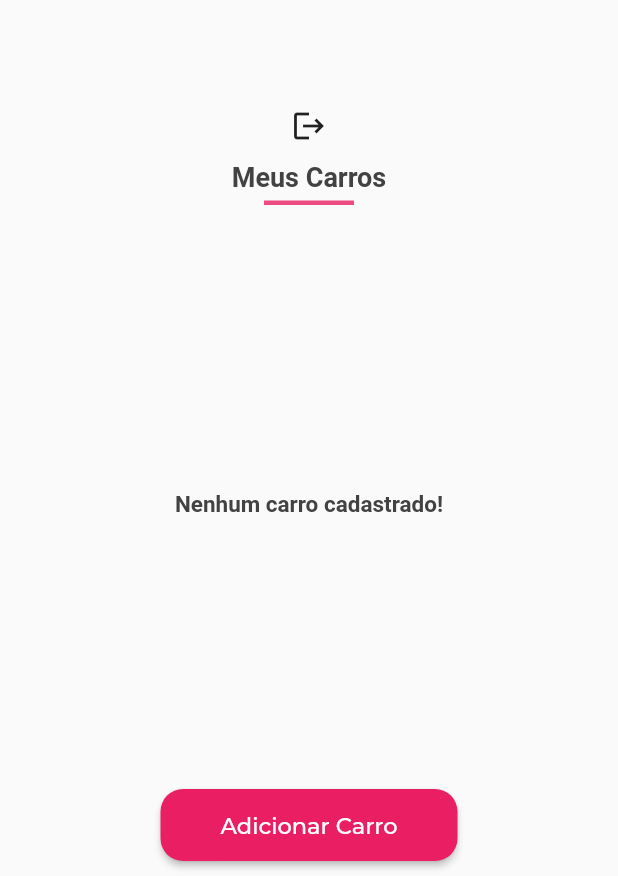
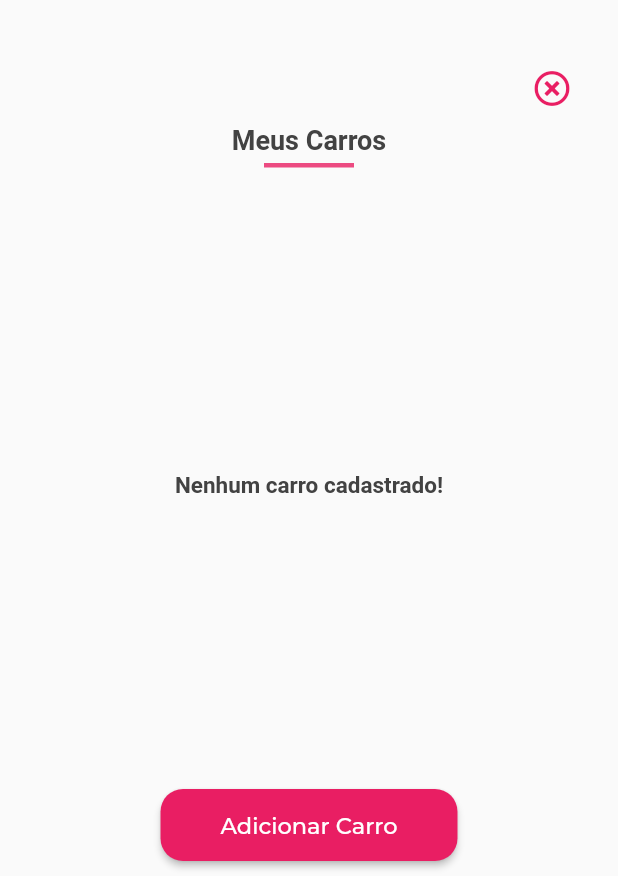
Before and after one commit to murilobohlke/car-helper, a Flutter app: the HomePage screen opened by its route, on a phone screen of 412 x 824 dp, the part 360-1236 px from its top. Run offline on Flutter 3.47's test engine with Material 2 defaults, Android fonts, the phone set to English and light mode, and no system bars; our stand-ins replace firebase_auth, firebase_core, flutter_masked_text2, font_awesome_flutter, google_fonts, image_picker and 2 more; missing offline and left inert: animated_card; accounts and stored records are empty.

Commit message:
Share images

```diff
--- a/car_helper/lib/modules/home/home_page.dart
+++ b/car_helper/lib/modules/home/home_page.dart
@@ -8,6 +8,7 @@ import 'package:car_helper/shared/widgets/primary_button/primary_button_widget.d
 import 'package:firebase_auth/firebase_auth.dart';
 import 'package:flutter/material.dart';
 import 'package:flutter/services.dart';
+import 'package:font_awesome_flutter/font_awesome_flutter.dart';
 import 'package:google_fonts/google_fonts.dart';
 import 'package:provider/provider.dart';
 
@@ -23,15 +24,20 @@ class HomePage extends StatelessWidget {
       child: Scaffold(
         appBar: AppBarHomeWidget(height),
         body: Padding(
-          padding: const EdgeInsets.only(left: 20, right: 20, top: 25, bottom: 10),
+          padding: const EdgeInsets.only(left: 20, right: 20, bottom: 10),
           child: Column(
             children: [
-              IconButton(
-                onPressed: () {
-                  FirebaseAuth.instance.signOut();
-                  Navigator.of(context).pushReplacementNamed('/auth');
-                  },
-                icon: Icon(Icons.logout)
+              Row(
+                mainAxisAlignment: MainAxisAlignment.end,
+                children: [
+                  IconButton(
+                    onPressed: () {
+                      FirebaseAuth.instance.signOut();
+                      Navigator.of(context).pushReplacementNamed('/auth');
+                      },
+                    icon: Icon(FontAwesomeIcons.timesCircle, color: AppColors.tertiary,)
+                  ),
+                ],
               ),
               Text('Meus Carros',
                 style: GoogleFonts.lexendDeca(
--- a/car_helper/lib/modules/image/image_screen.dart
+++ b/car_helper/lib/modules/image/image_screen.dart
@@ -2,6 +2,7 @@ import 'dart:io';
 
 import 'package:car_helper/shared/themes/app_colors.dart';
 import 'package:flutter/material.dart';
+import 'package:share/share.dart';
 
 class ImageScreen extends StatelessWidget {
   const ImageScreen({Key? key}) : super(key: key);
@@ -24,7 +25,9 @@ class ImageScreen extends StatelessWidget {
             ),
           ),
           SizedBox(height: 10,),
-          IconButton(onPressed: (){}, icon: Icon(Icons.share, color: AppColors.tertiary,))
+          IconButton(onPressed: (){
+            Share.shareFiles([image], text: 'Imagem incrível');
+          }, icon: Icon(Icons.share, color: AppColors.tertiary,))
         ],
       ),
     );
--- a/car_helper/lib/shared/widgets/auth_form/auth_form_widget.dart
+++ b/car_helper/lib/shared/widgets/auth_form/auth_form_widget.dart
@@ -42,10 +42,11 @@ class _AuthFormWidgetState extends State<AuthFormWidget> {
               padding: EdgeInsets.all(16),
               child: Column(
                 children: [
+                  Image.asset('assets/images/car.png', width: 120, height: 60,),
                   Text(
                     'Car Helper',
                     style: GoogleFonts.lexendDeca(
-                      fontSize: 40,
+                      fontSize: 30,
                       fontWeight: FontWeight.bold,
                       color: AppColors.tertiary,
                   )
--- a/car_helper/pubspec.yaml
+++ b/car_helper/pubspec.yaml
@@ -36,6 +36,7 @@ dependencies:
   flutter_staggered_grid_view: ^0.4.0
   cloud_firestore: ^2.3.0
   firebase_auth: ^3.0.1
+  share: ^2.0.4
 
 dev_dependencies:
   flutter_test:
```
Also changed, not shown: car_helper/lib/modules/auth/auth_screen.dart (+19 -6 lines), car_helper/pubspec.lock.
